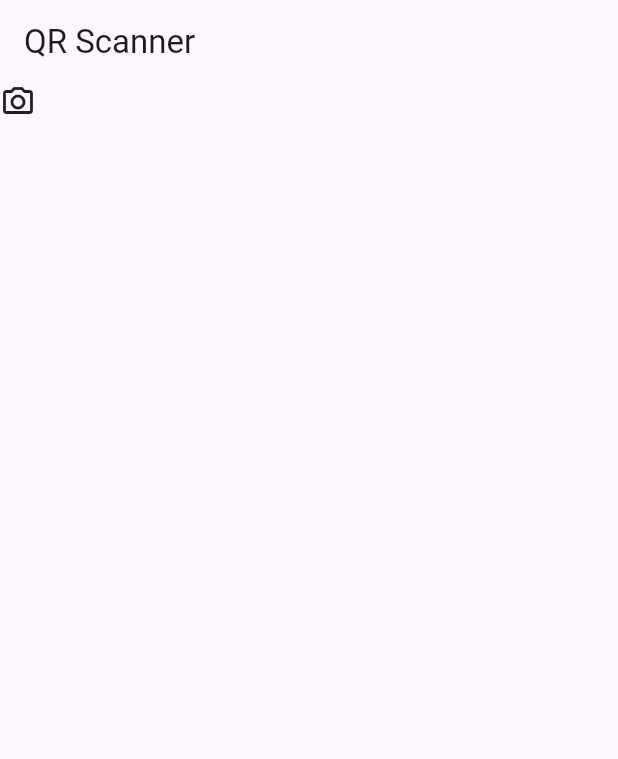
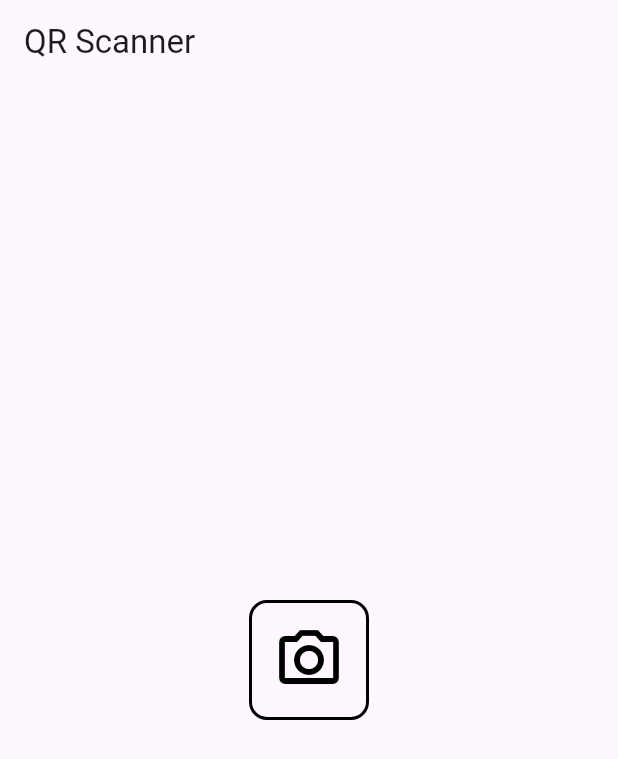
Before and after one commit to AkshayPatole/QRCode, a Flutter app: the screen it shows after launch, on a phone screen of 412 x 824 dp. Shown: the top 759 px of the screen. Run offline on Flutter 3.47's test engine with Material 3 defaults, Android fonts, the phone set to English and light mode, and no system bars; our stand-ins replace firebase_core; accounts and stored records are empty.

Commit message:
first commit

```diff
--- a/lib/home.dart
+++ b/lib/home.dart
@@ -11,11 +11,26 @@ class _HomeScreenState extends State<HomeScreen> {
   @override
   Widget build(BuildContext context) {
     return Scaffold(
-      appBar: AppBar(title: const Text("QR Scanner"),),
-      body: const Column(
-        children: [
-          Icon(Icons.camera_alt_outlined)
-        ],
+      appBar: AppBar(
+        title: const Text("QR Scanner"),
+      ),
+      body: const Center(
+        child: DecoratedBox(
+          decoration: BoxDecoration(
+            border: Border.fromBorderSide(
+              BorderSide(color: Colors.black, width: 2),
+            ),
+            borderRadius: BorderRadius.all(Radius.circular(12)),
+          ),
+          child: Padding(
+            padding: EdgeInsets.all(16.0),
+            child: Icon(
+              Icons.camera_alt_outlined,
+              size: 48,
+              color: Colors.black,
+            ),
+          ),
+        ),
       ),
     );
   }
```
Also changed, not shown: 1 other file.
